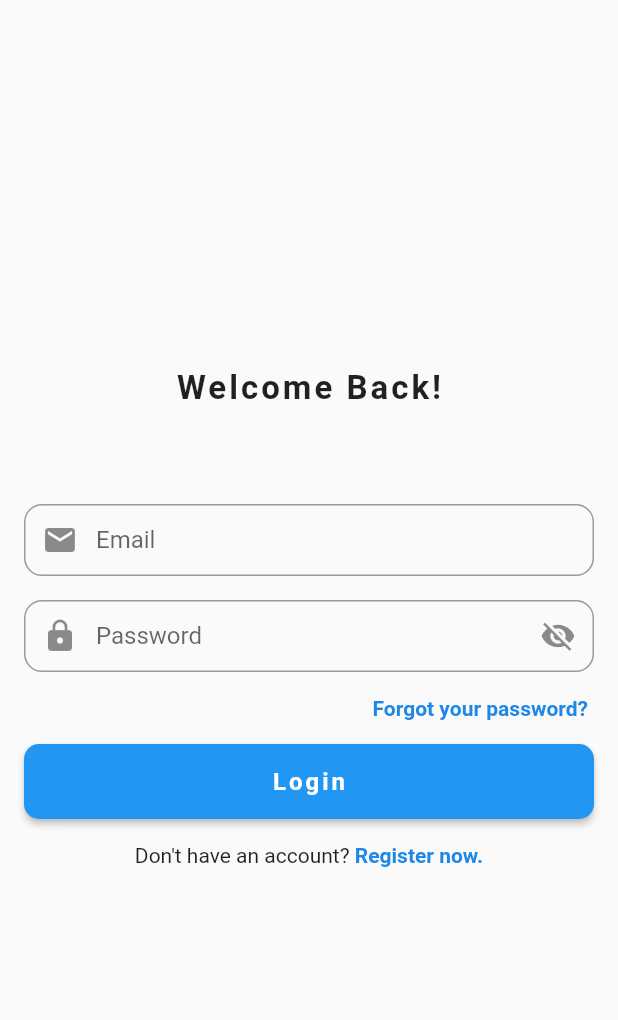
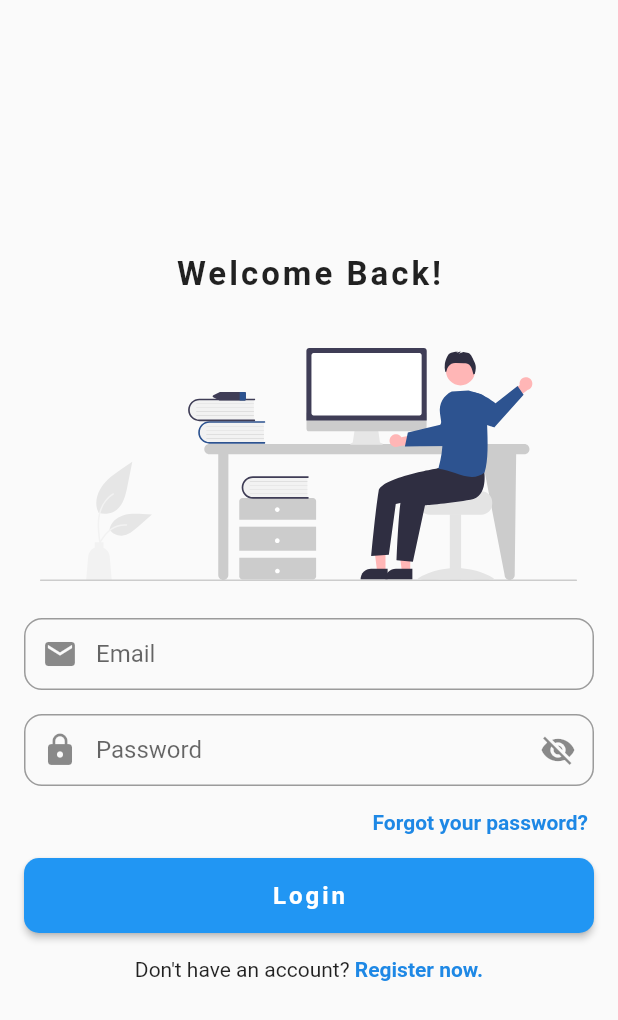
Before and after one commit to sagexfors/basicprog, a Flutter app: the screen it shows after launch, on a phone screen of 412 x 824 dp. Shown: the top 1020 px of the screen. Run offline on Flutter 3.47's test engine with Material 2 defaults, Android fonts, the phone set to English and light mode, and no system bars; our stand-ins replace firebase_auth, firebase_core, flutter_svg; accounts and stored records are empty; generated files the repository leaves out were written again.

Commit message:
Add login image

```diff
--- a/lib/Pages/login_page.dart
+++ b/lib/Pages/login_page.dart
@@ -1,5 +1,6 @@
 import 'package:firebase_auth/firebase_auth.dart';
 import 'package:flutter/material.dart';
+import 'package:flutter_svg/flutter_svg.dart';
 
 import '../Widgets/auth_button.dart';
 import '../Widgets/email_text_form_field.dart';
@@ -106,7 +107,15 @@ class _LoginFormState extends State<LoginForm> {
             ),
           ),
           const SizedBox(
-            height: 64,
+            height: 36,
+          ),
+          SvgPicture.asset(
+            'assets/images/login_img.svg', // Replace with your SVG file path
+            width: 360, // Adjust the desired width
+            height: 156, // Adjust the desired height
+          ),
+          const SizedBox(
+            height: 24,
           ),
           EmailTextFormField(emailController: _emailController),
           const SizedBox(height: 16.0),
```
